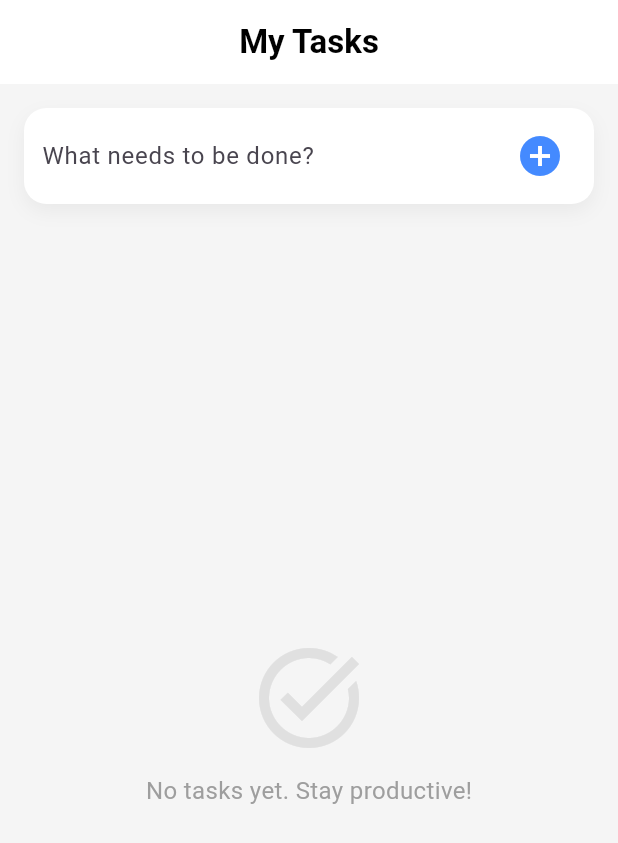
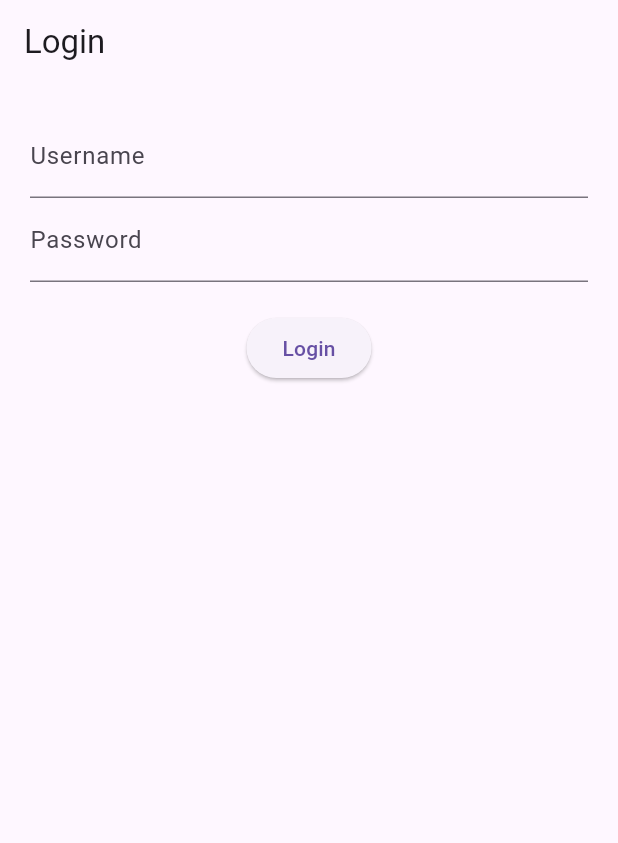
Before and after one commit to Mohamed-Abdel-Rahem/reactivehub, a Flutter app: the screen it shows after launch, on a phone screen of 412 x 824 dp. Shown: the top 843 px of the screen. Run offline on Flutter 3.47's test engine with Material 3 defaults, Android fonts, the phone set to English and light mode, and no system bars; our stand-ins replace hydrated_bloc.

Commit message:
remove un used files and add login page

```diff
--- a/lib/controllers/bloc/taskbc_event.dart
+++ /dev/null
@@ -1,23 +0,0 @@
-part of 'taskbc_bloc.dart';
-
-sealed class TaskbcEvent extends Equatable {
-  const TaskbcEvent();
-
-  @override
-  List<Object> get props => [];
-}
-
-class AddEvent extends TaskbcEvent {
-  final String title;
-  const AddEvent(this.title);
-}
-
-class RemoveEvent extends TaskbcEvent {
-  final String id;
-  const RemoveEvent(this.id);
-}
-
-class ToogleEvent extends TaskbcEvent {
-  final String id;
-  const ToogleEvent(this.id);
-}
--- a/lib/controllers/bloc/taskbc_state.dart
+++ /dev/null
@@ -1,17 +0,0 @@
-part of 'taskbc_bloc.dart';
-
-sealed class TaskbcState extends Equatable {
-  final List<TaskModel> tasksList;
-  const TaskbcState(this.tasksList);
-
-  @override
-  List<Object> get props => [tasksList];
-}
-
-final class TaskbcInitial extends TaskbcState {
-  TaskbcInitial() : super([]);
-}
-
-final class UpdatebcTask extends TaskbcState {
-  const UpdatebcTask(super.tasksList);
-}
--- a/lib/home_page.dart
+++ /dev/null
@@ -1,149 +0,0 @@
-import 'package:flutter/material.dart';
-import 'package:flutter_bloc/flutter_bloc.dart';
-import 'package:reactivehub/controllers/bloc/taskbc_bloc.dart';
-
-import 'package:reactivehub/models/task_model.dart';
-
-class HomePage extends StatelessWidget {
-  HomePage({super.key});
-  final TextEditingController textEditingController = TextEditingController();
-
-  @override
-  Widget build(BuildContext context) {
-    return Scaffold(
-      backgroundColor: Colors.grey[100],
-      appBar: AppBar(
-        title: const Text(
-          'My Tasks',
-          style: TextStyle(fontWeight: FontWeight.bold),
-        ),
-        centerTitle: true,
-        elevation: 0,
-        backgroundColor: Colors.white,
-        foregroundColor: Colors.black,
-      ),
-      body: BlocProvider(
-        create: (context) => TaskbcBloc(),
-        child: BlocBuilder<TaskbcBloc, TaskbcState>(
-          builder: (context, state) {
-            return Padding(
-              padding: const EdgeInsets.all(16.0),
-              child: Column(
-                children: [
-                  Container(
-                    padding: const EdgeInsets.symmetric(
-                      horizontal: 12,
-                      vertical: 8,
-                    ),
-                    decoration: BoxDecoration(
-                      color: Colors.white,
-                      borderRadius: BorderRadius.circular(15),
-                      boxShadow: [
-                        BoxShadow(
-                          color: Colors.black.withOpacity(0.05),
-                          blurRadius: 10,
-                          offset: const Offset(0, 5),
-                        ),
-                      ],
-                    ),
-                    child: Row(
-                      children: [
-                        Expanded(
-                          child: TextField(
-                            controller: textEditingController,
-                            decoration: const InputDecoration(
-                              hintText: 'What needs to be done?',
-                              border: InputBorder.none,
-                            ),
-                          ),
-                        ),
-                        IconButton(
-                          onPressed: () {
-                            if (textEditingController.text.trim().isEmpty) {
-                              return;
-                            }
-                            context.read<TaskbcBloc>().add(
-                              AddEvent(textEditingController.text),
-                            );
-                            textEditingController.clear();
-                            FocusScope.of(context).unfocus();
-                          },
-                          icon: const Icon(
-                            Icons.add_circle,
-                            color: Colors.blueAccent,
-                            size: 32,
-                          ),
-                        ),
-                      ],
-                    ),
-                  ),
-                  const SizedBox(height: 20),
-
-                  Expanded(
-                    child: state.tasksList.isEmpty
-                        ? _buildEmptyState()
-                        : ListView.builder(
-                            itemCount: state.tasksList.length,
-                            itemBuilder: (context, index) {
-                              final task = state.tasksList[index];
-                              return _buildTaskCard(context, task);
-                            },
-                          ),
-                  ),
-                ],
-              ),
-            );
-          },
-        ),
-      ),
-    );
-  }
-
-  Widget _buildEmptyState() {
-    return Center(
-      child: Column(
-        mainAxisAlignment: MainAxisAlignment.center,
-        children: [
-          Icon(Icons.task_alt, size: 80, color: Colors.grey[300]),
-          const SizedBox(height: 10),
-          Text(
-            'No tasks yet. Stay productive!',
-            style: TextStyle(color: Colors.grey[500], fontSize: 16),
-          ),
-        ],
-      ),
-    );
-  }
-
-  Widget _buildTaskCard(BuildContext context, TaskModel task) {
-    return Card(
-      elevation: 0,
-      margin: const EdgeInsets.only(bottom: 12),
-      shape: RoundedRectangleBorder(borderRadius: BorderRadius.circular(15)),
-      child: ListTile(
-        contentPadding: const EdgeInsets.symmetric(horizontal: 16, vertical: 4),
-        leading: Checkbox(
-          value: task.isCompleted,
-          activeColor: Colors.green,
-          shape: RoundedRectangleBorder(borderRadius: BorderRadius.circular(5)),
-          onChanged: (value) {
-            context.read<TaskbcBloc>().add(ToogleEvent(task.id));
-          },
-        ),
-        title: Text(
-          task.title,
-          style: TextStyle(
-            fontSize: 16,
-            fontWeight: FontWeight.w500,
-            decoration: task.isCompleted ? TextDecoration.lineThrough : null,
-            color: task.isCompleted ? Colors.grey : Colors.black87,
-          ),
-        ),
-        trailing: IconButton(
-          onPressed: () => context.read<TaskbcBloc>().add(RemoveEvent(task.id)),
-          icon: const Icon(Icons.delete_outline, color: Colors.redAccent),
-        ),
-      ),
-    );
-  }
-}
--- /dev/null
+++ b/lib/login_page.dart
@@ -0,0 +1,41 @@
+import 'package:flutter/material.dart';
+
+class LoginPage extends StatelessWidget {
+
+  final usernameController = TextEditingController();
+  final passwordController = TextEditingController();
+
+  LoginPage({super.key});
+
+  @override
+  Widget build(BuildContext context) {
+    return Scaffold(
+      appBar: AppBar(title: const Text("Login")),
+      body: Padding(
+        padding: const EdgeInsets.all(20),
+        child: Column(
+          children: [
+            TextField(
+              controller: usernameController,
+              decoration: const InputDecoration(labelText: "Username"),
+            ),
+            TextField(
+              controller: passwordController,
+              decoration: const InputDecoration(labelText: "Password"),
+              obscureText: true,
+            ),
+            const SizedBox(height: 20),
+            // هنا شيلنا الـ Condition بتاع الـ LoginLoading والـ BlocConsumer بالكامل
+            ElevatedButton(
+              onPressed: () {
+
+
+              },
+              child: const Text("Login"),
+            ),
+          ],
+        ),
+      ),
+    );
+  }
+}
--- a/lib/main.dart
+++ b/lib/main.dart
@@ -2,12 +2,14 @@ import 'package:flutter/material.dart';
 import 'package:hydrated_bloc/hydrated_bloc.dart';
 import 'package:path_provider/path_provider.dart';
 
-import 'package:reactivehub/home_page.dart';
+import 'package:reactivehub/login_page.dart';
 
 Future<void> main() async {
   WidgetsFlutterBinding.ensureInitialized();
   HydratedBloc.storage = await HydratedStorage.build(
-    storageDirectory:HydratedStorageDirectory((await getTemporaryDirectory()).path),
+    storageDirectory: HydratedStorageDirectory(
+      (await getTemporaryDirectory()).path,
+    ),
   );
   runApp(MyApp());
 }
@@ -17,6 +19,6 @@ class MyApp extends StatelessWidget {
 
   @override
   Widget build(BuildContext context) {
-    return MaterialApp(debugShowCheckedModeBanner: false, home: HomePage());
+    return MaterialApp(debugShowCheckedModeBanner: false, home: LoginPage());
   }
 }
--- a/lib/models/task_model.dart
+++ /dev/null
@@ -1,48 +0,0 @@
-
-import 'package:equatable/equatable.dart';
-
-class TaskModel extends Equatable {
-
-  final String title;
-  final String id;
-  final bool isCompleted;
-
-  const TaskModel({
-    required this.title,
-    required this.id,
-    required this.isCompleted,
-  });
-  @override
-
-  List<Object> get props => [title, id, isCompleted];
-
-  TaskModel copyWith({
-    String? title,
-    String? id,
-    bool? isCompleted,
-  }) {
-    return TaskModel(
-      title: title ?? this.title,
-      id: id ?? this.id,
-      isCompleted: isCompleted ?? this.isCompleted,
-    );
-  }
-
-  Map<String, dynamic> toJson() {
-    return {
-      'title': title,
-      'id': id,
-      'isCompleted': isCompleted,
-    };
-  }
-
-  factory TaskModel.fromJson(Map<String, dynamic> map) {
-    return TaskModel(
-      title: map['title'] as String,
-      id: map['id'] as String,
-      isCompleted: map['isCompleted'] as bool,
-    );
-  }
-
-
-}
```
Also changed, not shown: lib/controllers/bloc/taskbc_bloc.dart (deleted, +0 -55 lines), lib/controllers/cubit/task_cubit.dart (deleted, +0 -42 lines), lib/controllers/cubit/task_state.dart (deleted, +0 -17 lines).
